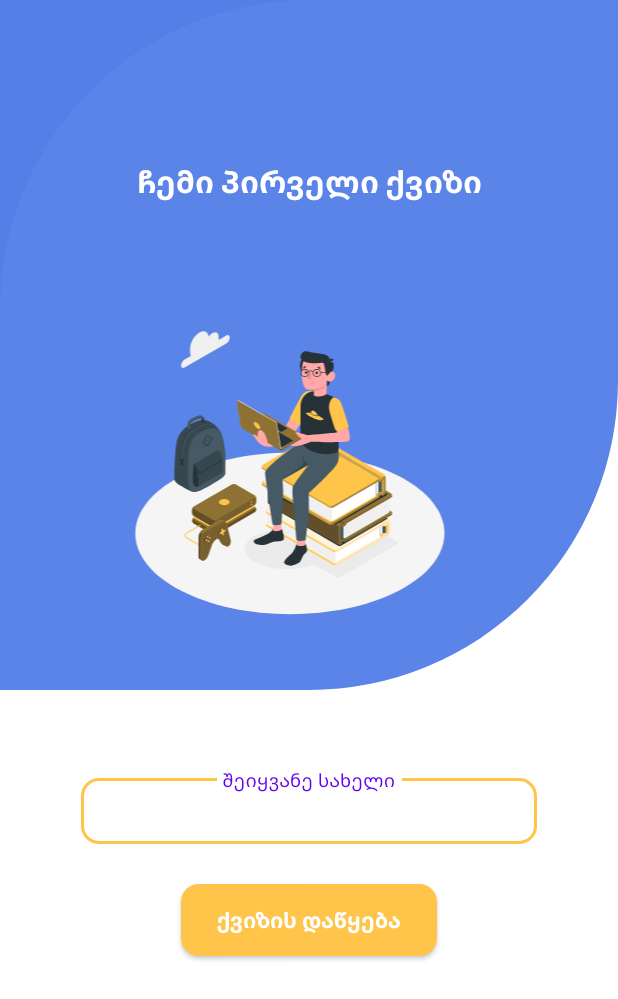
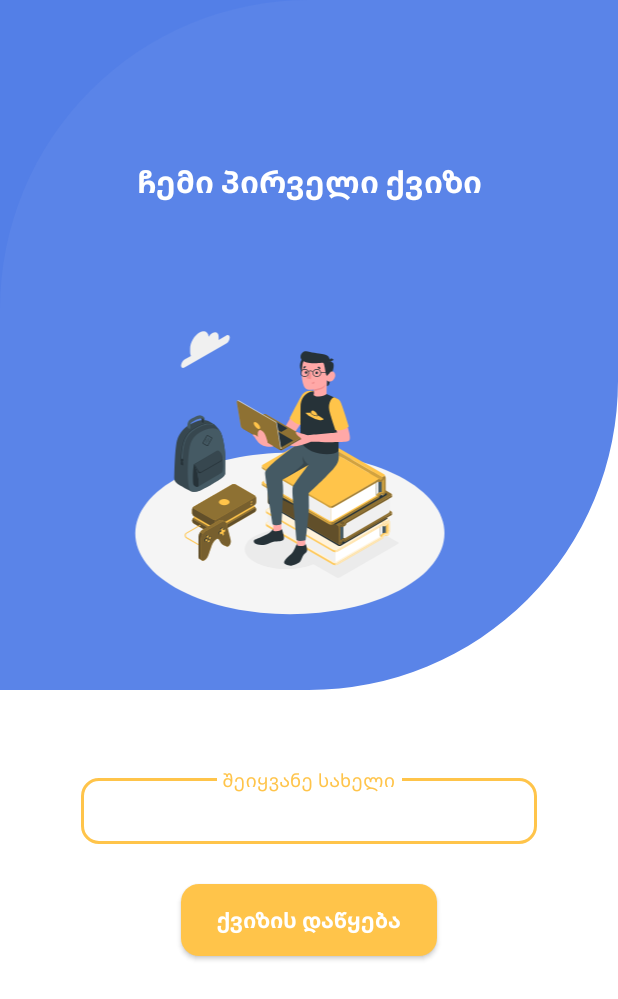
Before and after one commit to bchmsl/QuizApp, an Android app: the screen it shows after launch (MainActivity), on a phone screen of 412 x 824 dp. Shown: the top 999 px of the screen. Run offline under Robolectric (Android 15) with nearby library versions, the phone set to English and light mode, and no system bars.

Commit message:
Extracted element designs to styles

```diff
--- a/app/src/main/res/layout/activity_main.xml
+++ b/app/src/main/res/layout/activity_main.xml
@@ -5,7 +5,6 @@
     android:layout_width="match_parent"
     android:layout_height="match_parent"
     tools:context=".MainActivity">
-
     <androidx.fragment.app.FragmentContainerView
         android:id="@+id/nav_host_fragment"
         android:name="androidx.navigation.fragment.NavHostFragment"
@@ -13,5 +12,4 @@
         android:layout_height="match_parent"
         app:defaultNavHost="true"
         app:navGraph="@navigation/nav_graph" />
-
 </androidx.appcompat.widget.LinearLayoutCompat>
--- a/app/src/main/res/layout/fragment_points_earned.xml
+++ b/app/src/main/res/layout/fragment_points_earned.xml
@@ -23,14 +23,12 @@
 
     <androidx.appcompat.widget.AppCompatTextView
         android:id="@+id/notEarnedTextView"
+        style="@style/Base.Widget.AppCompat.TextView.BaseTextView.NormalText"
         android:layout_width="match_parent"
         android:layout_height="match_parent"
         android:layout_marginHorizontal="@dimen/dimen_80_dp"
-        android:fontFamily="sans-serif-condensed-medium"
         android:gravity="center"
-        android:letterSpacing="0"
         android:text="@string/not_earned_warning"
-        android:textColor="@color/black"
         android:textSize="@dimen/dimen_18_sp"
         tools:visibility="visible" />
 
--- a/app/src/main/res/layout/fragment_start.xml
+++ b/app/src/main/res/layout/fragment_start.xml
@@ -15,15 +15,13 @@
         app:layout_constraintTop_toTopOf="parent" />
 
     <androidx.appcompat.widget.AppCompatTextView
+        style="@style/Base.Widget.AppCompat.TextView.BaseTextView.BoldText"
         android:layout_width="wrap_content"
         android:layout_height="wrap_content"
         android:layout_marginBottom="@dimen/dimen_58_dp"
-        android:fontFamily="sans-serif-condensed-medium"
-        android:letterSpacing="0"
         android:text="@string/my_first_quiz"
-        android:textColor="@color/white"
+        android:textColor="?colorOnPrimary"
         android:textSize="@dimen/dimen_20_sp"
-        android:textStyle="bold"
         app:layout_constraintBottom_toTopOf="@+id/appCompatImageView"
         app:layout_constraintEnd_toEndOf="parent"
         app:layout_constraintStart_toStartOf="parent" />
@@ -41,44 +39,30 @@
 
     <com.google.android.material.textfield.TextInputLayout
         android:id="@+id/usernameTextInputLayout"
-        style="@style/Widget.MaterialComponents.TextInputLayout.OutlinedBox"
+        style="@style/Widget.MaterialComponents.TextInputLayout.OutlinedBox.RoundedInput"
         android:layout_width="match_parent"
         android:layout_height="wrap_content"
         android:layout_marginHorizontal="@dimen/dimen_54_dp"
         android:layout_marginTop="@dimen/dimen_53_dp"
         android:layout_marginBottom="@dimen/dimen_10_dp"
-        android:letterSpacing="0"
-        app:boxCornerRadiusBottomEnd="@dimen/dimen_12_dp"
-        app:boxCornerRadiusBottomStart="@dimen/dimen_12_dp"
-        app:boxCornerRadiusTopEnd="@dimen/dimen_12_dp"
-        app:boxCornerRadiusTopStart="@dimen/dimen_12_dp"
-        app:boxStrokeColor="@color/yellow_primary"
-        app:errorEnabled="true"
         app:layout_constraintTop_toBottomOf="@id/customBlueVector">
 
         <com.google.android.material.textfield.TextInputEditText
             android:id="@+id/usernameEditText"
+            style="@style/ThemeOverlay.Design.TextInputEditText.NormalEditText"
             android:layout_width="match_parent"
             android:layout_height="@dimen/dimen_44_dp"
-            android:fontFamily="sans-serif-condensed"
-            android:gravity="center"
-            android:hint="@string/enter_name"
-            android:textSize="@dimen/dimen_12_sp" />
+            android:hint="@string/enter_name" />
     </com.google.android.material.textfield.TextInputLayout>
 
     <com.google.android.material.button.MaterialButton
         android:id="@+id/startButton"
+        style="@style/Widget.MaterialComponents.Button.NormalButton"
         android:layout_width="wrap_content"
         android:layout_height="wrap_content"
-        android:fontFamily="sans-serif-condensed-medium"
-        android:letterSpacing="0"
         android:paddingHorizontal="@dimen/dimen_24_dp"
         android:paddingVertical="@dimen/dimen_14_dp"
         android:text="@string/start_quiz"
-        android:textAllCaps="false"
-        android:textStyle="bold"
-        app:backgroundTint="@color/yellow_primary"
-        app:cornerRadius="@dimen/dimen_12_dp"
         app:layout_constraintEnd_toEndOf="@+id/usernameTextInputLayout"
         app:layout_constraintStart_toStartOf="@+id/usernameTextInputLayout"
         app:layout_constraintTop_toBottomOf="@+id/usernameTextInputLayout" />
--- a/app/src/main/res/layout/item_answer_option.xml
+++ b/app/src/main/res/layout/item_answer_option.xml
@@ -7,7 +7,7 @@
     android:layout_marginVertical="@dimen/dimen_6_dp"
     app:cardCornerRadius="@dimen/dimen_22_dp"
     app:elevation="@dimen/dimen_0_dp"
-    tools:backgroundTint="@color/success">
+    tools:backgroundTint="@color/neutral_03_light_grey">
 
     <androidx.appcompat.widget.LinearLayoutCompat
         android:layout_width="match_parent"
@@ -24,7 +24,7 @@
             android:layout_weight="1"
             android:fontFamily="sans-serif"
             android:letterSpacing="0"
-            android:textColor="@color/white"
+            android:textColor="@color/black"
             tools:text="@tools:sample/lorem" />
 
         <androidx.appcompat.widget.AppCompatTextView
@@ -36,7 +36,7 @@
             android:fontFamily="sans-serif"
             android:letterSpacing="0"
             android:textAlignment="viewEnd"
-            android:textColor="@color/white"
+            android:textColor="?colorOnPrimary"
             tools:text="+1" />
 
     </androidx.appcompat.widget.LinearLayoutCompat>
--- a/app/src/main/res/layout/layout_navigation.xml
+++ b/app/src/main/res/layout/layout_navigation.xml
@@ -13,15 +13,11 @@
 
     <androidx.appcompat.widget.AppCompatTextView
         android:id="@+id/navTitleTextView"
+        style="@style/Base.Widget.AppCompat.TextView.BaseTextView.BoldText"
         android:layout_width="wrap_content"
         android:layout_height="match_parent"
         android:layout_weight="1"
-        android:fontFamily="sans-serif-condensed-medium"
         android:gravity="center"
-        android:letterSpacing="0"
-        android:textColor="@color/black"
-        android:textSize="@dimen/dimen_16_sp"
-        android:textStyle="bold"
         tools:text="კატეგორია" />
 
     <androidx.appcompat.widget.AppCompatImageButton
--- a/app/src/main/res/values/colors.xml
+++ b/app/src/main/res/values/colors.xml
@@ -1,19 +1,13 @@
 <?xml version="1.0" encoding="utf-8"?>
 <resources>
-    <color name="purple_200">#FFBB86FC</color>
-    <color name="purple_500">#FF6200EE</color>
-    <color name="purple_700">#FF3700B3</color>
-    <color name="teal_200">#FF03DAC5</color>
-    <color name="teal_700">#FF018786</color>
     <color name="black">#FF000000</color>
-    <color name="white">#FFFFFFFF</color>
-
     <color name="yellow_primary">#FFC44A</color>
     <color name="blue_secondary_default">#537FE7</color>
     <color name="blue_secondary_light">#5E537FE7</color>
     <color name="neutral_01_dark_grey">#1D1D1D</color>
     <color name="neutral_02_grey">#B3B3B3</color>
-    <color name="neutral_03_light_grey">#A3F1F1F1</color>
+    <color name="neutral_03_light_grey">#F1F1F1</color>
+    <color name="neutral_03_light_grey_64">#A3F1F1F1</color>
     <color name="neutral_04_white">#FFFFFF</color>
     <color name="success">#4BB543</color>
     <color name="wrong">#DB1D2A</color>
--- /dev/null
+++ b/app/src/main/res/values/custom_styles.xml
@@ -0,0 +1,56 @@
+<?xml version="1.0" encoding="utf-8"?>
+<resources>
+    <style name="Base.Widget.AppCompat.TextView.BaseTextView" parent="Widget.AppCompat.TextView">
+        <item name="android:letterSpacing">0</item>
+    </style>
+
+    <style name="Base.Widget.AppCompat.TextView.BaseTextView.BoldText" parent="Base.Widget.AppCompat.TextView.BaseTextView">
+        <item name="android:fontFamily">sans-serif-condensed-medium</item>
+        <item name="android:textStyle">bold</item>
+        <item name="android:textColor">@color/black</item>
+        <item name="android:textSize">@dimen/dimen_16_sp</item>
+    </style>
+
+    <style name="Base.Widget.AppCompat.TextView.BaseTextView.NormalText" parent="Base.Widget.AppCompat.TextView.BaseTextView">
+        <item name="android:fontFamily">sans-serif-condensed-medium</item>
+        <item name="android:textSize">@dimen/dimen_16_sp</item>
+        <item name="android:textColor">@color/black</item>
+    </style>
+
+    <style name="Base.Widget.AppCompat.TextView.BaseTextView.NormalText.SansSerif" parent="Base.Widget.AppCompat.TextView.BaseTextView.NormalText">
+        <item name="android:fontFamily">sans-serif</item>
+        <item name="android:textSize">@dimen/dimen_14_sp</item>
+    </style>
+
+    <style name="Widget.MaterialComponents.TextInputLayout.OutlinedBox.RoundedInput" parent="Widget.MaterialComponents.TextInputLayout.OutlinedBox">
+        <item name="android:letterSpacing">0</item>
+        <item name="boxCornerRadiusBottomStart">@dimen/dimen_12_dp</item>
+        <item name="boxCornerRadiusBottomEnd">@dimen/dimen_12_dp</item>
+        <item name="boxCornerRadiusTopStart">@dimen/dimen_12_dp</item>
+        <item name="boxCornerRadiusTopEnd">@dimen/dimen_12_dp</item>
+        <item name="boxStrokeColor">?colorPrimary</item>
+        <item name="errorEnabled">true</item>
+    </style>
+
+    <style name="ThemeOverlay.Design.TextInputEditText.NormalEditText" parent="ThemeOverlay.Material3.TextInputEditText">
+        <item name="android:fontFamily">sans-serif-condensed</item>
+        <item name="android:gravity">center</item>
+        <item name="android:textSize">@dimen/dimen_12_sp</item>
+    </style>
+
+    <style name="Widget.MaterialComponents.Button.NormalButton" parent="Base.Widget.AppCompat.TextView.BaseTextView.BoldText">
+        <item name="backgroundTint">?colorPrimary</item>
+        <item name="cornerRadius">@dimen/dimen_12_dp</item>
+        <item name="android:textAllCaps">false</item>
+        <item name="android:textColor">?colorOnPrimary</item>
+        <item name="android:textSize">@dimen/dimen_14_sp</item>
+        <item name="elevation">@dimen/dimen_0_dp</item>
+    </style>
+
+    <style name="Widget.MaterialComponents.Button.AlphaButton" parent="Widget.MaterialComponents.Button.NormalButton">
+        <item name="backgroundTint">?colorOnPrimary</item>
+        <item name="android:alpha">0.75</item>
+        <item name="android:textColor">@color/black</item>
+        <item name="cornerRadius">@dimen/dimen_31_dp</item>
+    </style>
+</resources>
--- a/app/src/main/res/values/themes.xml
+++ b/app/src/main/res/values/themes.xml
@@ -2,13 +2,12 @@
     <!-- Base application theme. -->
     <style name="Theme.QuizApp" parent="Theme.MaterialComponents.DayNight.NoActionBar">
         <!-- Primary brand color. -->
-        <item name="colorPrimary">@color/purple_500</item>
-        <item name="colorPrimaryVariant">@color/purple_700</item>
-        <item name="colorOnPrimary">@color/white</item>
+        <item name="colorPrimary">@color/yellow_primary</item>
+        <item name="colorOnPrimary">@color/neutral_04_white</item>
         <!-- Secondary brand color. -->
-        <item name="colorSecondary">@color/teal_200</item>
-        <item name="colorSecondaryVariant">@color/teal_700</item>
-        <item name="colorOnSecondary">@color/black</item>
+        <item name="colorSecondary">@color/blue_secondary_default</item>
+        <item name="colorSecondaryVariant">@color/blue_secondary_light</item>
+        <item name="colorOnSecondary">@color/neutral_04_white</item>
         <!-- Status bar color. -->
         <item name="android:statusBarColor">@color/black</item>
         <!-- Customize your theme here. -->
```
Also changed, not shown: app/src/main/res/layout/fragment_home.xml (+5 -11 lines), app/src/main/res/layout/fragment_question.xml (+2 -9 lines), app/src/main/res/layout/item_subject.xml (+4 -9 lines), app/src/main/res/layout/layout_dialog_alert.xml (+14 -20 lines), app/src/main/res/layout/layout_dialog_prompt.xml (+6 -21 lines), app/src/main/res/layout/layout_score_section.xml (+9 -11 lines).
